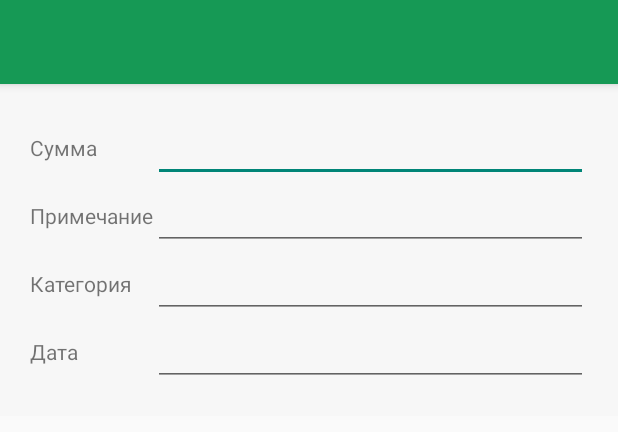
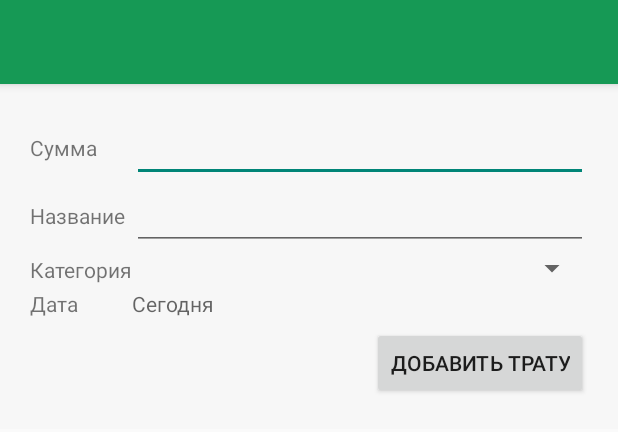
Before and after one commit to ftipip/MoneyTrackerV, an Android app: the layout activity_add_expense.xml on its own in the app's theme, with its tools: preview values and no code run, on a phone screen of 412 x 824 dp. Shown: the top 432 px of the screen. Run offline under Robolectric (Android 15) with nearby library versions, the phone set to English and light mode, and no system bars.

Commit message:
Lesson#6DBFlow

```diff
--- a/app/src/main/AndroidManifest.xml
+++ b/app/src/main/AndroidManifest.xml
@@ -16,7 +16,7 @@
                 <category android:name="android.intent.category.LAUNCHER" />
             </intent-filter>
         </activity>
-        <activity android:name=".AddExpenceActivity_">
+        <activity android:name=".AddExpenseActivity_">
             <meta-data
                 android:name="android.support.PARENT_ACTIVITY"
                 android:value=".MainActivity">
--- a/app/src/main/java/com/example/ftipip/moneytrackerv/ExpensesFragment.java
+++ b/app/src/main/java/com/example/ftipip/moneytrackerv/ExpensesFragment.java
@@ -38,7 +38,7 @@ public class ExpensesFragment extends Fragment {
             @Override
             public void onClick(View v) {
                 Snackbar.make(recyclerView, "pressed", Snackbar.LENGTH_SHORT).show();
-                Intent openActivityIntent = new Intent(getActivity(),AddExpenceActivity_.class);
+                Intent openActivityIntent = new Intent(getActivity(),AddExpenseActivity_.class);
                 getActivity().startActivity(openActivityIntent);
             }
         });
--- a/app/src/main/res/layout/activity_add_expense.xml
+++ b/app/src/main/res/layout/activity_add_expense.xml
@@ -22,41 +22,70 @@
             android:layout_height="wrap_content"
             android:layout_gravity="fill"
             android:gravity="start|center"
-            android:text="Сумма"/>
+            android:text="@string/text_sum"/>
+
         <EditText
+            android:id="@+id/etPrice"
             android:layout_width="wrap_content"
             android:layout_height="wrap_content"
             android:layout_gravity="fill"/>
+
         <TextView
             android:layout_width="wrap_content"
             android:layout_height="wrap_content"
             android:layout_gravity="fill"
             android:gravity="start|center"
-            android:text="Примечание"/>
+            android:text="@string/text_name"/>
+
         <EditText
+            android:id="@+id/etName"
             android:layout_width="wrap_content"
             android:layout_height="wrap_content"
             android:layout_gravity="fill"/>
+
         <TextView
             android:layout_width="wrap_content"
             android:layout_height="wrap_content"
             android:layout_gravity="fill"
             android:gravity="start|center"
-            android:text="Категория"/>
-        <EditText
+            android:text="@string/text_category"
+            android:paddingTop="@dimen/padding_small"/>
+
+        <Spinner
+            android:id="@+id/spCategories"
             android:layout_width="wrap_content"
             android:layout_height="wrap_content"
-            android:layout_gravity="fill"/>
+            android:layout_gravity="fill"
+            android:spinnerMode="dropdown"
+            android:paddingTop="@dimen/padding_small"/>
+
         <TextView
             android:layout_width="wrap_content"
             android:layout_height="wrap_content"
             android:layout_gravity="fill"
             android:gravity="start|center"
-            android:text="Дата"/>
-        <EditText
+            android:text="@string/text_date"
+            android:paddingTop="@dimen/padding_small"/>
+
+        <TextView
             android:layout_width="wrap_content"
             android:layout_height="wrap_content"
-            android:layout_gravity="fill"/>
+            android:layout_gravity="fill"
+            android:hint="@string/hint_date"
+            android:paddingTop="@dimen/padding_small"/>
+
+        <TextView
+            android:layout_width="wrap_content"
+            android:layout_height="wrap_content"
+            android:paddingTop="@dimen/padding_small"/>
+
+        <Button
+            android:id="@+id/add_expense_button"
+            android:layout_width="wrap_content"
+            android:layout_height="wrap_content"
+            android:text="@string/button_add_expense_text"
+            android:layout_gravity="end"
+            android:layout_marginTop="@dimen/button_add_expense_margin"/>
 
     </GridLayout>
 
--- a/app/src/main/res/values/dimens.xml
+++ b/app/src/main/res/values/dimens.xml
@@ -8,5 +8,7 @@
     <dimen name="drawer_header_height">172dp</dimen>
     <dimen name="drawer_padding_top">25dp</dimen>
     <dimen name="medium_padding">20dp</dimen>
+    <dimen name="padding_small">2dp</dimen>
+    <dimen name="button_add_expense_margin">6dp</dimen>
 
 </resources>
--- a/app/src/main/res/values/strings.xml
+++ b/app/src/main/res/values/strings.xml
@@ -9,5 +9,11 @@
     <string name="nav.drawer.statistics">Статистика</string>
     <string name="nav.drawer.settings">Настройки</string>
     <string name="title_add_expence_activity">Добавить трату</string>
+    <string name="text_sum">Сумма</string>
+    <string name="text_name">Название</string>
+    <string name="text_category">Категория</string>
+    <string name="text_date">Дата</string>
+    <string name="hint_date">Сегодня</string>
+    <string name="button_add_expense_text">Добавить трату</string>
 
 </resources>
--- a/build.gradle
+++ b/build.gradle
@@ -7,6 +7,7 @@ buildscript {
     dependencies {
         classpath 'com.android.tools.build:gradle:1.2.3'
         classpath 'com.neenbedankt.gradle.plugins:android-apt:1.4'
+
 
         // NOTE: Do not place your application dependencies here; they belong
         // in the individual module build.gradle files
```
Also changed, not shown: app/src/main/java/com/example/ftipip/moneytrackerv/AddExpenceActivity.java (deleted, +0 -35 lines), app/src/main/java/com/example/ftipip/moneytrackerv/AddExpenseActivity.java (added, +97 -0 lines), app/src/main/java/com/example/ftipip/moneytrackerv/MoneyTrackerApplication.java (added, +16 -0 lines), app/src/main/java/com/example/ftipip/moneytrackerv/database/AppDataBase.java (added, +14 -0 lines), app/src/main/java/com/example/ftipip/moneytrackerv/database/models/Expenses.java (added, +68 -0 lines), 1 other file.
